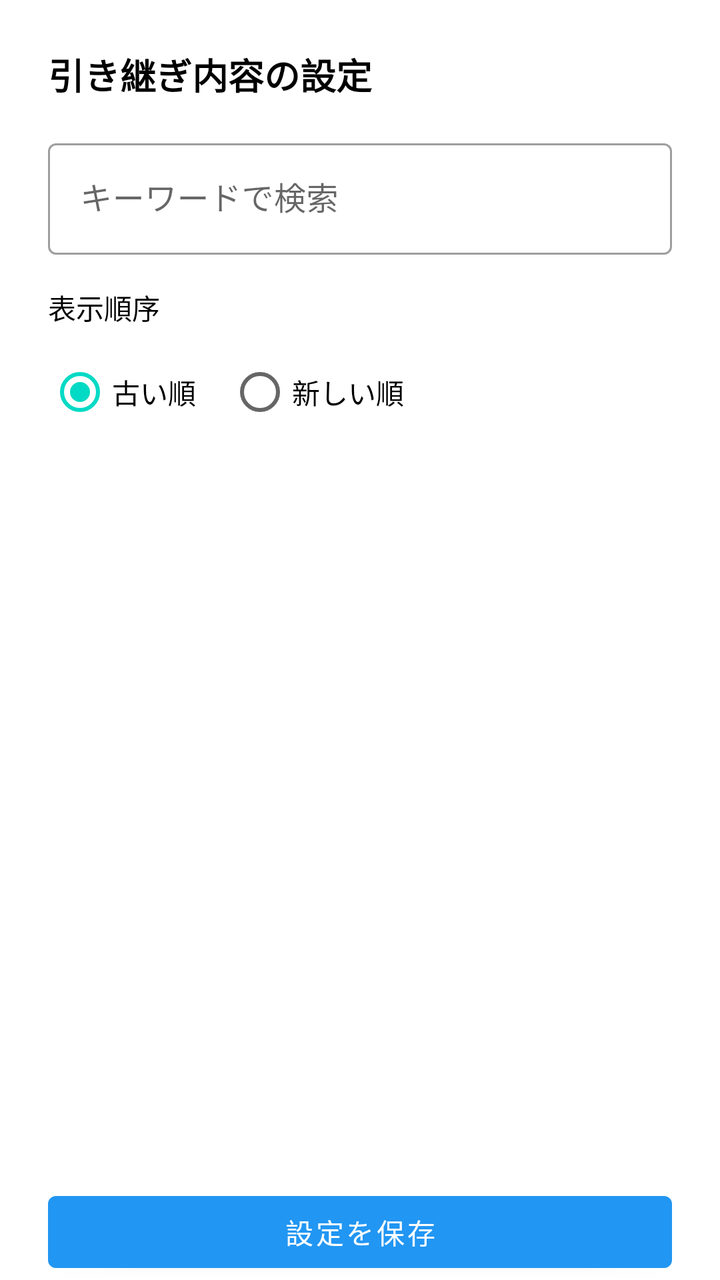
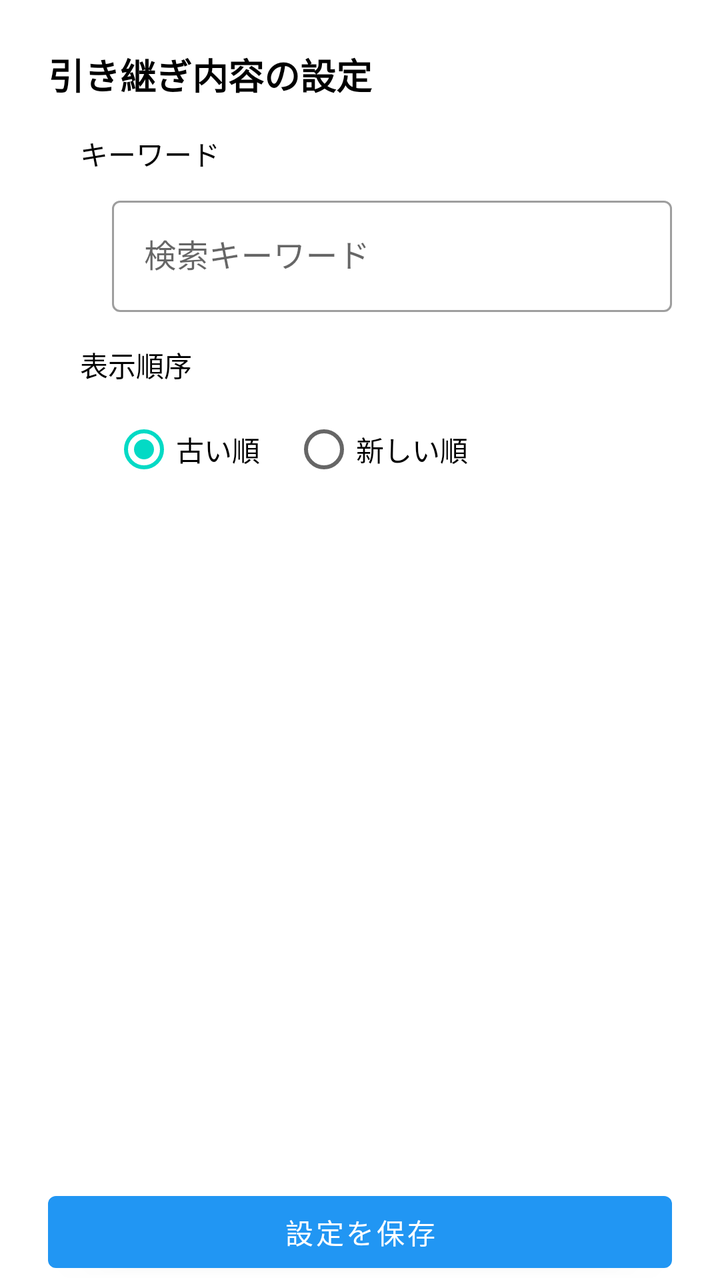

Compare the two renders of this Android layout. The source of the first and the diff that turns it into the second are given below.
<!-- AndroidManifest.xml: application theme Theme.SmsToKintone -->
<!-- res/layout/activity_continuation_info_settings.xml -->
<?xml version="1.0" encoding="utf-8"?>
<LinearLayout xmlns:android="http://schemas.android.com/apk/res/android"
    xmlns:app="http://schemas.android.com/apk/res-auto"
    android:layout_width="match_parent"
    android:layout_height="match_parent"
    android:orientation="vertical"
    android:paddingStart="24dp"
    android:paddingTop="24dp"
    android:paddingEnd="24dp">

    <TextView
        android:layout_width="wrap_content"
        android:layout_height="wrap_content"
        android:text="@string/title_continuation_info_settings"
        android:textSize="18sp"
        android:textStyle="bold"
        android:textColor="?attr/colorOnSurface" />

    <com.google.android.material.textfield.TextInputLayout
        android:id="@+id/tilContinuationSearch"
        android:layout_width="match_parent"
        android:layout_height="wrap_content"
        android:layout_marginTop="16dp"
        android:hint="@string/hint_continuation_search">

        <com.google.android.material.textfield.TextInputEditText
            android:id="@+id/etContinuationSearch"
            android:layout_width="match_parent"
            android:layout_height="wrap_content"
            android:inputType="text" />
    </com.google.android.material.textfield.TextInputLayout>

    <LinearLayout
        android:layout_width="match_parent"
        android:layout_height="wrap_content"
        android:layout_marginTop="16dp"
        android:orientation="vertical">

        <TextView
            android:layout_width="wrap_content"
            android:layout_height="wrap_content"
            android:layout_marginBottom="8dp"
            android:text="@string/label_continuation_sort"
            android:textSize="14sp"
            android:textColor="?attr/colorOnSurface" />

        <RadioGroup
            android:id="@+id/rgContinuationSort"
            android:layout_width="match_parent"
            android:layout_height="wrap_content"
            android:orientation="horizontal">

            <RadioButton
                android:id="@+id/rbContinuationSortAscending"
                android:layout_width="wrap_content"
                android:layout_height="wrap_content"
                android:layout_marginEnd="16dp"
                android:checked="true"
                android:text="@string/rb_continuation_sort_ascending" />
            <RadioButton
                android:id="@+id/rbContinuationSortDescending"
                android:layout_width="wrap_content"
                android:layout_height="wrap_content"
                android:text="@string/rb_continuation_sort_descending" />
        </RadioGroup>
    </LinearLayout>

    <com.google.android.material.button.MaterialButton
        android:id="@+id/btnDeleteAllContinuationInfo"
        style="@style/AppButton.OutlinedButton"
        android:layout_width="match_parent"
        android:layout_height="wrap_content"
        android:layout_marginTop="16dp"
        android:text="@string/btn_delete_all"
        android:visibility="gone" />

    <ScrollView
        android:layout_width="match_parent"
        android:layout_height="0dp"
        android:layout_weight="1">

        <LinearLayout
            android:layout_width="match_parent"
            android:layout_height="wrap_content"
            android:orientation="vertical"
            android:paddingStart="24dp"
            android:paddingEnd="24dp"
            android:paddingBottom="24dp">

            <TextView
                android:id="@+id/tvContinuationEmpty"
                android:layout_width="match_parent"
                android:layout_height="wrap_content"
                android:layout_marginTop="16dp"
                android:text="@string/message_continuation_empty"
                android:textColor="?android:attr/textColorSecondary"
                android:visibility="gone" />

            <TextView
                android:id="@+id/tvContinuationNoMatch"
                android:layout_width="match_parent"
                android:layout_height="wrap_content"
                android:layout_marginTop="16dp"
                android:text="@string/message_continuation_no_match"
                android:textColor="?android:attr/textColorSecondary"
                android:visibility="gone" />

            <LinearLayout
                android:id="@+id/llContinuationContainer"
                android:layout_width="match_parent"
                android:layout_height="wrap_content"
                android:orientation="vertical" />

        </LinearLayout>
    </ScrollView>

    <com.google.android.material.button.MaterialButton
        android:id="@+id/btnSaveContinuationInfo"
        android:layout_width="match_parent"
        android:layout_height="wrap_content"
        android:layout_marginTop="16dp"
        android:text="@string/btn_save_settings" />
</LinearLayout>
<!-- resources referenced by this layout -->
<resources>
  <string name="btn_delete_all">すべて削除</string>
  <string name="btn_save_settings">設定を保存</string>
  <string name="hint_continuation_search">キーワードで検索</string>
  <string name="label_continuation_sort">表示順序</string>
  <string name="message_continuation_empty">引き継ぎ内容がありません</string>
  <string name="message_continuation_no_match">一致する引き継ぎ内容がありません</string>
  <string name="rb_continuation_sort_ascending">古い順</string>
  <string name="rb_continuation_sort_descending">新しい順</string>
  <string name="title_continuation_info_settings">引き継ぎ内容の設定</string>
  <style name="AppButton.OutlinedButton" parent="Widget.MaterialComponents.Button.OutlinedButton">
          <item name="strokeColor">@color/button_stroke_color</item>
          <item name="android:disabledAlpha">0.5</item>
      </style>
  <style name="Theme.SmsToKintone" parent="Theme.MaterialComponents.DayNight.NoActionBar">
          <item name="colorPrimary">@color/blue_500</item>
          <item name="colorPrimaryVariant">@color/blue_700</item>
          <item name="colorPrimaryDark">@color/blue_700</item>
          <item name="colorOnPrimary">@color/white</item>
          <item name="colorSecondary">@color/teal_200</item>
          <item name="colorSecondaryVariant">@color/teal_700</item>
          <item name="colorOnSecondary">@color/black</item>
          <item name="textInputStyle">@style/Widget.MaterialComponents.TextInputLayout.OutlinedBox</item>
      </style>
  <color name="blue_500">#2196F3</color>
  <color name="blue_700">#1976D2</color>
  <color name="white">#FFFFFFFF</color>
  <color name="teal_200">#03DAC5</color>
  <color name="teal_700">#018786</color>
  <color name="black">#FF000000</color>
</resources>

<!-- the commit's change to res/layout/activity_continuation_info_settings.xml (unified diff, before → after) -->
@@ -16,53 +16,76 @@
         android:textStyle="bold"
         android:textColor="?attr/colorOnSurface" />
 
-    <com.google.android.material.textfield.TextInputLayout
-        android:id="@+id/tilContinuationSearch"
-        android:layout_width="match_parent"
-        android:layout_height="wrap_content"
-        android:layout_marginTop="16dp"
-        android:hint="@string/hint_continuation_search">
-
-        <com.google.android.material.textfield.TextInputEditText
-            android:id="@+id/etContinuationSearch"
-            android:layout_width="match_parent"
-            android:layout_height="wrap_content"
-            android:inputType="text" />
-    </com.google.android.material.textfield.TextInputLayout>
-
     <LinearLayout
         android:layout_width="match_parent"
         android:layout_height="wrap_content"
         android:layout_marginTop="16dp"
+        android:layout_marginStart="16dp"
         android:orientation="vertical">
 
         <TextView
             android:layout_width="wrap_content"
             android:layout_height="wrap_content"
             android:layout_marginBottom="8dp"
+            android:text="@string/label_continuation_search"
+            android:textSize="14sp"
+            android:textColor="?attr/colorOnSurface" />
+
+        <LinearLayout
+            android:layout_width="match_parent"
+            android:layout_height="wrap_content"
+            android:layout_marginStart="16dp"
+            android:orientation="vertical">
+
+            <com.google.android.material.textfield.TextInputLayout
+                android:id="@+id/tilContinuationSearch"
+                android:layout_width="match_parent"
+                android:layout_height="wrap_content"
+                android:hint="@string/hint_continuation_search">
+
+                <com.google.android.material.textfield.TextInputEditText
+                    android:id="@+id/etContinuationSearch"
+                    android:layout_width="match_parent"
+                    android:layout_height="wrap_content"
+                    android:inputType="text" />
+            </com.google.android.material.textfield.TextInputLayout>
+        </LinearLayout>
+
+        <TextView
+            android:layout_width="wrap_content"
+            android:layout_height="wrap_content"
+            android:layout_marginTop="16dp"
+            android:layout_marginBottom="8dp"
             android:text="@string/label_continuation_sort"
             android:textSize="14sp"
             android:textColor="?attr/colorOnSurface" />
 
-        <RadioGroup
-            android:id="@+id/rgContinuationSort"
+        <LinearLayout
             android:layout_width="match_parent"
             android:layout_height="wrap_content"
-            android:orientation="horizontal">
+            android:layout_marginStart="16dp"
+            android:orientation="vertical">
 
-            <RadioButton
-                android:id="@+id/rbContinuationSortAscending"
-                android:layout_width="wrap_content"
+            <RadioGroup
+                android:id="@+id/rgContinuationSort"
+                android:layout_width="match_parent"
                 android:layout_height="wrap_content"
-                android:layout_marginEnd="16dp"
-                android:checked="true"
-                android:text="@string/rb_continuation_sort_ascending" />
-            <RadioButton
-                android:id="@+id/rbContinuationSortDescending"
-                android:layout_width="wrap_content"
-                android:layout_height="wrap_content"
-                android:text="@string/rb_continuation_sort_descending" />
-        </RadioGroup>
+                android:orientation="horizontal">
+
+                <RadioButton
+                    android:id="@+id/rbContinuationSortAscending"
+                    android:layout_width="wrap_content"
+                    android:layout_height="wrap_content"
+                    android:layout_marginEnd="16dp"
+                    android:checked="true"
+                    android:text="@string/rb_continuation_sort_ascending" />
+                <RadioButton
+                    android:id="@+id/rbContinuationSortDescending"
+                    android:layout_width="wrap_content"
+                    android:layout_height="wrap_content"
+                    android:text="@string/rb_continuation_sort_descending" />
+            </RadioGroup>
+        </LinearLayout>
     </LinearLayout>
 
     <com.google.android.material.button.MaterialButton
<!-- resource entries referenced after the edit -->
@@ -2,7 +2,8 @@
 <resources>
   <string name="btn_delete_all">すべて削除</string>
   <string name="btn_save_settings">設定を保存</string>
-  <string name="hint_continuation_search">キーワードで検索</string>
+  <string name="hint_continuation_search">検索キーワード</string>
+  <string name="label_continuation_search">キーワード</string>
   <string name="label_continuation_sort">表示順序</string>
   <string name="message_continuation_empty">引き継ぎ内容がありません</string>
   <string name="message_continuation_no_match">一致する引き継ぎ内容がありません</string>
